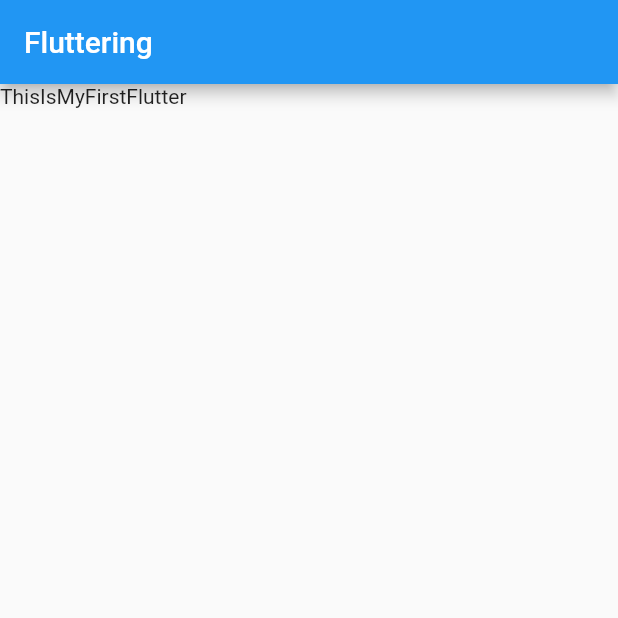
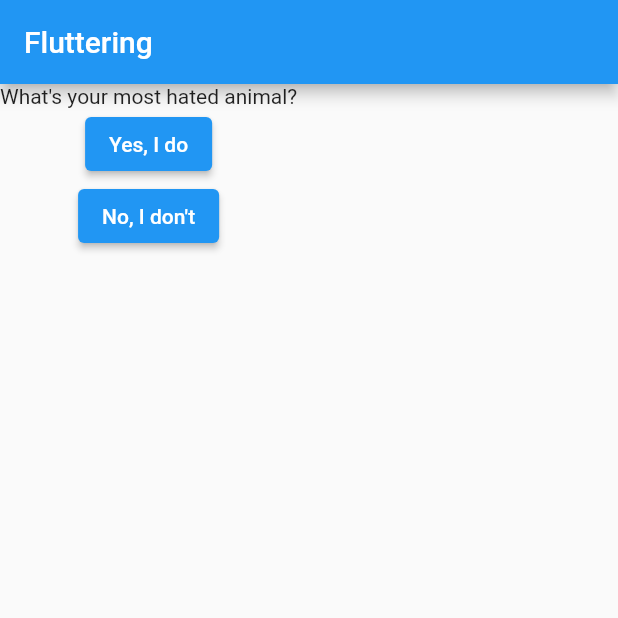
Before and after one commit to cqhung1412/quiz_app, a Flutter app: the screen it shows after launch, on a phone screen of 412 x 824 dp, the top half of it. Run offline on Flutter 3.47's test engine with Material 2 defaults, Android fonts, the phone set to English and light mode, and no system bars.

```diff
--- a/lib/main.dart
+++ b/lib/main.dart
@@ -1,8 +1,32 @@
 import 'package:flutter/material.dart';
 
-void main() => runApp(MyFirstApp());
+void main() => runApp(MyApp());
 
-class MyFirstApp extends StatelessWidget {
+class MyApp extends StatefulWidget {
+  @override
+  State<StatefulWidget> createState() {
+    return MyAppState();
+  }
+}
+
+class MyAppState extends State<MyApp> {
+  var questionIndex = 0;
+  var questions = [
+    'What\'s your most hated animal?',
+    'What\'s your favorite animal meat?'
+  ];
+
+  void answerQuestion() {
+    setState(() {
+      var newIndex = questionIndex;
+      if (questionIndex < questions.length - 1) {
+        newIndex = questionIndex + 1;
+      }
+      // change state
+      questionIndex = newIndex;
+    });
+  }
+
   @override
   Widget build(BuildContext context) {
     return MaterialApp(
@@ -10,7 +34,21 @@ class MyFirstApp extends StatelessWidget {
         appBar: AppBar(
           title: Text("Fluttering"),
         ),
-        body: Text("ThisIsMyFirstFlutter"),
+        body: Column(
+          children: <Widget>[
+            Text(
+              questions[questionIndex],
+            ),
+            ElevatedButton(
+              child: Text("Yes, I do"),
+              onPressed: () => answerQuestion(),
+            ),
+            ElevatedButton(
+              child: Text("No, I don't"),
+              onPressed: () => answerQuestion(),
+            ),
+          ],
+        ),
       ),
     );
   }
```
